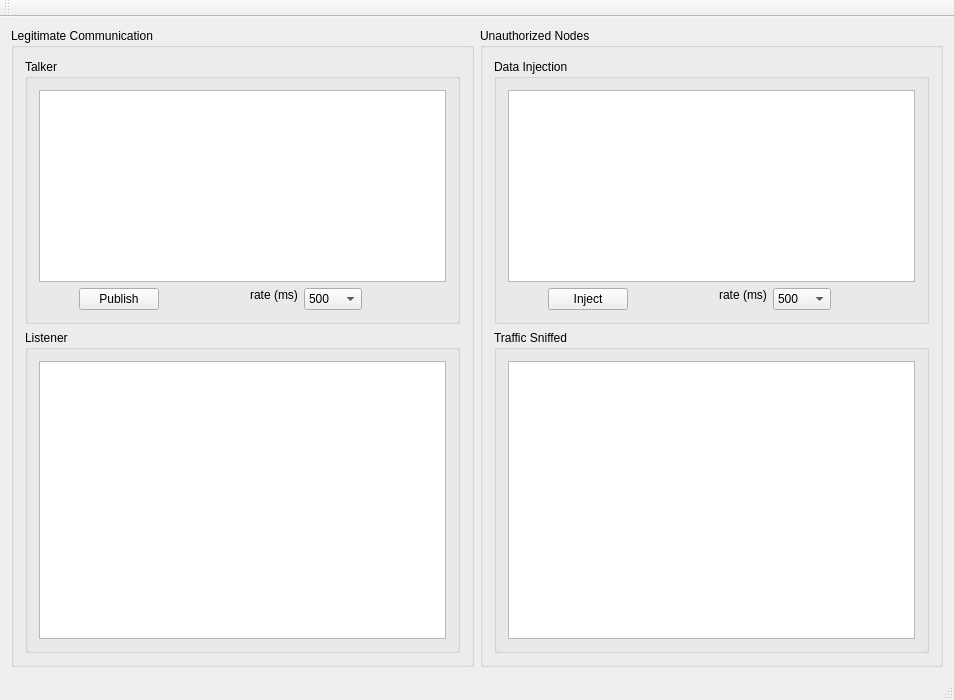
First picture: the form in forms/mainwindow.ui, repository nperes/prototype, before the edit.
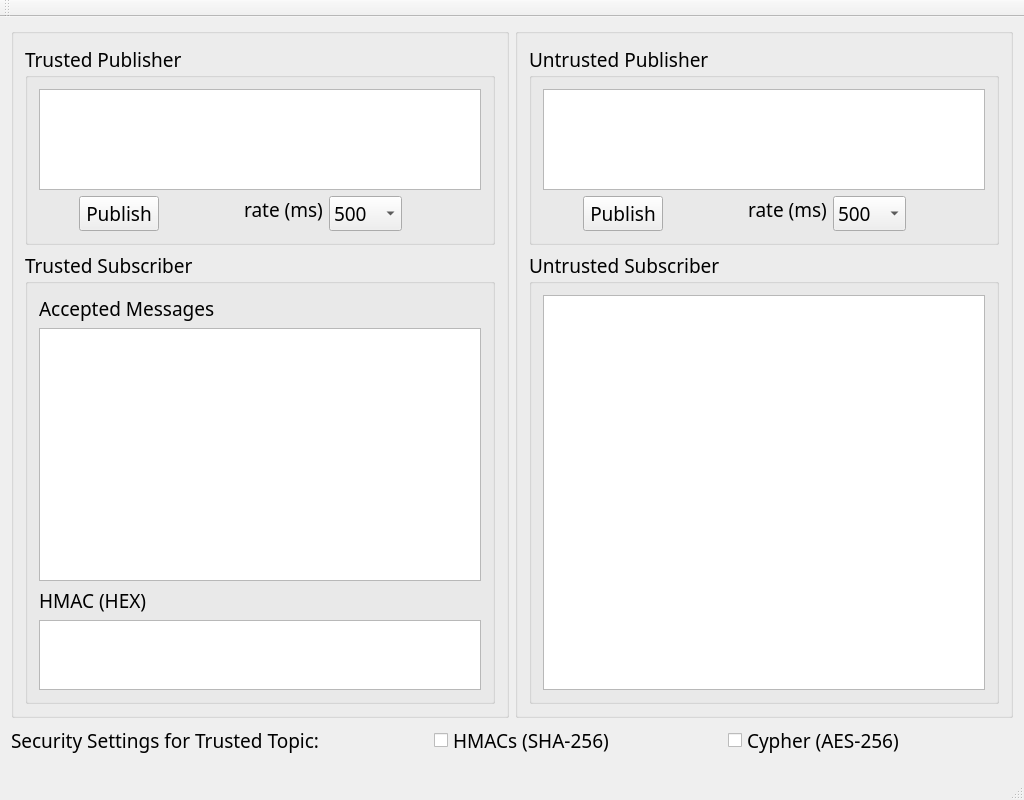
Second picture: the form after the edit.

Diff of the .ui file:
```diff
--- a/forms/mainwindow.ui
+++ b/forms/mainwindow.ui
@@ -6,184 +6,45 @@
    <rect>
     <x>0</x>
     <y>0</y>
-    <width>954</width>
-    <height>700</height>
+    <width>1024</width>
+    <height>800</height>
    </rect>
   </property>
+  <property name="minimumSize">
+   <size>
+    <width>1024</width>
+    <height>600</height>
+   </size>
+  </property>
+  <property name="font">
+   <font>
+    <family>Sans Serif</family>
+    <pointsize>14</pointsize>
+    <weight>50</weight>
+    <bold>false</bold>
+   </font>
+  </property>
   <property name="windowTitle">
    <string>MainWindow</string>
   </property>
   <widget class="QWidget" name="centralWidget">
-   <layout class="QHBoxLayout" name="horizontalLayout_7">
-    <item>
-     <widget class="QGroupBox" name="qgroupbox_legitimateNodes">
-      <property name="title">
-       <string>Legitimate Communication</string>
-      </property>
-      <layout class="QVBoxLayout" name="verticalLayout_2">
-       <item>
-        <widget class="QGroupBox" name="groupBox_legitimatePublisher">
-         <property name="title">
-          <string>Talker</string>
-         </property>
-         <layout class="QVBoxLayout" name="verticalLayout_5">
-          <item>
-           <layout class="QVBoxLayout" name="verticalLayout">
-            <item>
-             <layout class="QVBoxLayout" name="verticalLayout_3">
-              <item>
-               <widget class="QTextEdit" name="textEdit_legitimatePublisherMsg">
-                <property name="sizePolicy">
-                 <sizepolicy hsizetype="Preferred" vsizetype="Preferred">
-                  <horstretch>0</horstretch>
-                  <verstretch>0</verstretch>
-                 </sizepolicy>
-                </property>
-               </widget>
-              </item>
-             </layout>
-            </item>
-            <item>
-             <layout class="QHBoxLayout" name="horizontalLayout_3">
-              <item>
-               <layout class="QHBoxLayout" name="horizontalLayout_4">
-                <item>
-                 <spacer name="horizontalSpacer_2">
-                  <property name="orientation">
-                   <enum>Qt::Horizontal</enum>
-                  </property>
-                  <property name="sizeHint" stdset="0">
-                   <size>
-                    <width>40</width>
-                    <height>20</height>
-                   </size>
-                  </property>
-                 </spacer>
-                </item>
-                <item>
-                 <widget class="QPushButton" name="pushButton_toggleLegitimatePublishing">
-                  <property name="text">
-                   <string>Publish</string>
-                  </property>
-                  <property name="checkable">
-                   <bool>true</bool>
-                  </property>
-                 </widget>
-                </item>
-               </layout>
-              </item>
-              <item>
-               <spacer name="horizontalSpacer">
-                <property name="orientation">
-                 <enum>Qt::Horizontal</enum>
-                </property>
-                <property name="sizeHint" stdset="0">
-                 <size>
-                  <width>40</width>
-                  <height>20</height>
-                 </size>
-                </property>
-               </spacer>
-              </item>
-              <item>
-               <layout class="QFormLayout" name="formLayout">
-                <item row="0" column="0">
-                 <widget class="QLabel" name="label">
-                  <property name="minimumSize">
-                   <size>
-                    <width>0</width>
-                    <height>0</height>
-                   </size>
-                  </property>
-                  <property name="text">
-                   <string notr="true">rate (ms)</string>
-                  </property>
-                  <property name="alignment">
-                   <set>Qt::AlignCenter</set>
-                  </property>
-                  <property name="wordWrap">
-                   <bool>false</bool>
-                  </property>
-                 </widget>
-                </item>
-               </layout>
-              </item>
-              <item>
-               <widget class="QComboBox" name="lineEdit_legitimatePublishRateMilli">
-                <property name="currentText">
-                 <string>500</string>
-                </property>
-                <item>
-                 <property name="text">
-                  <string>500</string>
-                 </property>
-                </item>
-                <item>
-                 <property name="text">
-                  <string>1000</string>
-                 </property>
-                </item>
-                <item>
-                 <property name="text">
-                  <string>2000</string>
-                 </property>
-                </item>
-               </widget>
-              </item>
-              <item>
-               <spacer name="horizontalSpacer_3">
-                <property name="orientation">
-                 <enum>Qt::Horizontal</enum>
-                </property>
-                <property name="sizeHint" stdset="0">
-                 <size>
-                  <width>40</width>
-                  <height>20</height>
-                 </size>
-                </property>
-               </spacer>
-              </item>
-             </layout>
-            </item>
-           </layout>
-          </item>
-         </layout>
-        </widget>
-       </item>
-       <item>
-        <widget class="QGroupBox" name="groupBox_legitimate_subscriber">
-         <property name="title">
-          <string>Listener</string>
-         </property>
-         
-            <layout class="QHBoxLayout" name="horizontalLayout_5">
-             <item>
-              <widget class="QTextEdit" name="qtextedit_legitimateSubscriberMsg">
-               <property name="autoFillBackground">
-                <bool>false</bool>
-               </property>
-               <property name="readOnly">
-                <bool>true</bool>
-               </property>
-              </widget>
-             </item>
-            </layout>
-
-        </widget>
-       </item>
-      </layout>
-     </widget>
-    </item>
-    <item>
+   <layout class="QGridLayout" name="gridLayout">
+    <item row="1" column="1">
      <widget class="QGroupBox" name="groupBox_randomNodes">
       <property name="title">
-       <string>Unauthorized Nodes</string>
+       <string/>
       </property>
       <layout class="QVBoxLayout" name="verticalLayout_10">
        <item>
         <widget class="QGroupBox" name="groupBox_randomPublisher">
+         <property name="maximumSize">
+          <size>
+           <width>16777215</width>
+           <height>200</height>
+          </size>
+         </property>
          <property name="title">
-          <string>Data Injection</string>
+          <string>Untrusted Publisher</string>
          </property>
          <layout class="QVBoxLayout" name="verticalLayout_7">
           <item>
@@ -222,7 +83,7 @@
                 <item>
                  <widget class="QPushButton" name="pushButton_toggleRandomPublishing">
                   <property name="text">
-                   <string>Inject</string>
+                   <string>Publish</string>
                   </property>
                   <property name="checkable">
                    <bool>true</bool>
@@ -309,13 +170,213 @@
        <item>
         <widget class="QGroupBox" name="groupBox_randomSubscriber">
          <property name="title">
-          <string>Traffic Sniffed</string>
+          <string>Untrusted Subscriber</string>
          </property>
          <layout class="QVBoxLayout" name="verticalLayout_9">
           <item>
            <widget class="QTextEdit" name="qtextedit_randomSubscriberMsg">
+            <property name="readOnly">
+             <bool>true</bool>
+            </property>
+           </widget>
+          </item>
+         </layout>
+        </widget>
+       </item>
+      </layout>
+     </widget>
+    </item>
+    <item row="1" column="0">
+     <widget class="QGroupBox" name="qgroupbox_legitimateNodes">
+      <property name="title">
+       <string/>
+      </property>
+      <layout class="QVBoxLayout" name="verticalLayout_2">
+       <item>
+        <widget class="QGroupBox" name="groupBox_legitimatePublisher">
+         <property name="maximumSize">
+          <size>
+           <width>16777215</width>
+           <height>200</height>
+          </size>
+         </property>
+         <property name="title">
+          <string>Trusted Publisher</string>
+         </property>
+         <layout class="QVBoxLayout" name="verticalLayout_5">
+          <item>
+           <layout class="QVBoxLayout" name="verticalLayout">
+            <item>
+             <layout class="QVBoxLayout" name="verticalLayout_3">
+              <item>
+               <widget class="QTextEdit" name="textEdit_legitimatePublisherMsg">
+                <property name="sizePolicy">
+                 <sizepolicy hsizetype="Preferred" vsizetype="Preferred">
+                  <horstretch>0</horstretch>
+                  <verstretch>0</verstretch>
+                 </sizepolicy>
+                </property>
+               </widget>
+              </item>
+             </layout>
+            </item>
+            <item>
+             <layout class="QHBoxLayout" name="horizontalLayout_3">
+              <item>
+               <layout class="QHBoxLayout" name="horizontalLayout_4">
+                <item>
+                 <spacer name="horizontalSpacer_2">
+                  <property name="orientation">
+                   <enum>Qt::Horizontal</enum>
+                  </property>
+                  <property name="sizeHint" stdset="0">
+                   <size>
+                    <width>40</width>
+                    <height>20</height>
+                   </size>
+                  </property>
+                 </spacer>
+                </item>
+                <item>
+                 <widget class="QPushButton" name="pushButton_toggleLegitimatePublishing">
+                  <property name="text">
+                   <string>Publish</string>
+                  </property>
+                  <property name="checkable">
+                   <bool>true</bool>
+                  </property>
+                 </widget>
+                </item>
+               </layout>
+              </item>
+              <item>
+               <spacer name="horizontalSpacer">
+                <property name="orientation">
+                 <enum>Qt::Horizontal</enum>
+                </property>
+                <property name="sizeHint" stdset="0">
+                 <size>
+                  <width>40</width>
+                  <height>20</height>
+                 </size>
+                </property>
+               </spacer>
+              </item>
+              <item>
+               <layout class="QFormLayout" name="formLayout">
+                <item row="0" column="0">
+                 <widget class="QLabel" name="label">
+                  <property name="minimumSize">
+                   <size>
+                    <width>0</width>
+                    <height>0</height>
+                   </size>
+                  </property>
+                  <property name="text">
+                   <string notr="true">rate (ms)</string>
+                  </property>
+                  <property name="alignment">
+                   <set>Qt::AlignCenter</set>
+                  </property>
+                  <property name="wordWrap">
+                   <bool>false</bool>
+                  </property>
+                 </widget>
+                </item>
+               </layout>
+              </item>
+              <item>
+               <widget class="QComboBox" name="lineEdit_legitimatePublishRateMilli">
+                <property name="currentText">
+                 <string>500</string>
+                </property>
+                <item>
+                 <property name="text">
+                  <string>500</string>
+                 </property>
+                </item>
+                <item>
+                 <property name="text">
+                  <string>1000</string>
+                 </property>
+                </item>
+                <item>
+                 <property name="text">
+                  <string>2000</string>
+                 </property>
+                </item>
+               </widget>
+              </item>
+              <item>
+               <spacer name="horizontalSpacer_7">
+                <property name="orientation">
+                 <enum>Qt::Horizontal</enum>
+                </property>
+                <property name="sizeHint" stdset="0">
+                 <size>
+                  <width>40</width>
+                  <height>20</height>
+                 </size>
+                </property>
+               </spacer>
+              </item>
+             </layout>
+            </item>
+           </layout>
+          </item>
+          <item>
+           <layout class="QHBoxLayout" name="horizontalLayout_2">
+            <property name="topMargin">
+             <number>0</number>
+            </property>
+            <property name="rightMargin">
+             <number>20</number>
+            </property>
+           </layout>
+          </item>
+         </layout>
+        </widget>
+       </item>
+       <item>
+        <widget class="QGroupBox" name="groupBox_legitimate_subscriber">
+         <property name="title">
+          <string>Trusted Subscriber</string>
+         </property>
+         <layout class="QVBoxLayout" name="verticalLayout_6">
+          <item>
+           <widget class="QLabel" name="label_5">
+            <property name="text">
+             <string>Accepted Messages</string>
+            </property>
+           </widget>
+          </item>
+          <item>
+           <widget class="QTextEdit" name="qtextedit_legitimateSubscriberMsg">
             <property name="autoFillBackground">
-	            <bool>false</bool>
+             <bool>false</bool>
+            </property>
+            <property name="readOnly">
+             <bool>true</bool>
+            </property>
+           </widget>
+          </item>
+          <item>
+           <widget class="QLabel" name="label_4">
+            <property name="text">
+             <string>HMAC (HEX)</string>
+            </property>
+           </widget>
+          </item>
+          <item>
+           <widget class="QTextEdit" name="textEdit_hmac_field">
+            <property name="enabled">
+             <bool>true</bool>
+            </property>
+            <property name="maximumSize">
+             <size>
+              <width>16777215</width>
+              <height>70</height>
+             </size>
             </property>
             <property name="readOnly">
              <bool>true</bool>
@@ -328,6 +389,73 @@
       </layout>
      </widget>
     </item>
+    <item row="2" column="0" colspan="2">
+     <layout class="QHBoxLayout" name="qhboxlayout_securitySettings">
+      <property name="topMargin">
+       <number>0</number>
+      </property>
+      <item>
+       <widget class="QLabel" name="label_3">
+        <property name="text">
+         <string>Security Settings for Trusted Topic:</string>
+        </property>
+       </widget>
+      </item>
+      <item>
+       <spacer name="horizontalSpacer_3">
+        <property name="orientation">
+         <enum>Qt::Horizontal</enum>
+        </property>
+        <property name="sizeHint" stdset="0">
+         <size>
+          <width>40</width>
+          <height>20</height>
+         </size>
+        </property>
+       </spacer>
+      </item>
+      <item>
+       <widget class="QCheckBox" name="checkBox_hmacs">
+        <property name="text">
+         <string>HMACs (SHA-256)</string>
+        </property>
+       </widget>
+      </item>
+      <item>
+       <spacer name="horizontalSpacer_8">
+        <property name="orientation">
+         <enum>Qt::Horizontal</enum>
+        </property>
+        <property name="sizeHint" stdset="0">
+         <size>
+          <width>40</width>
+          <height>20</height>
+         </size>
+        </property>
+       </spacer>
+      </item>
+      <item>
+       <widget class="QCheckBox" name="checkBox_cypher">
+        <property name="text">
+         <string>Cypher (AES-256)</string>
+        </property>
+       </widget>
+      </item>
+      <item>
+       <spacer name="horizontalSpacer_9">
+        <property name="orientation">
+         <enum>Qt::Horizontal</enum>
+        </property>
+        <property name="sizeHint" stdset="0">
+         <size>
+          <width>40</width>
+          <height>20</height>
+         </size>
+        </property>
+       </spacer>
+      </item>
+     </layout>
+    </item>
    </layout>
   </widget>
   <widget class="QMenuBar" name="menuBar">
```
Left out of the diff: 6 changed lines with no effect on the pictures.
